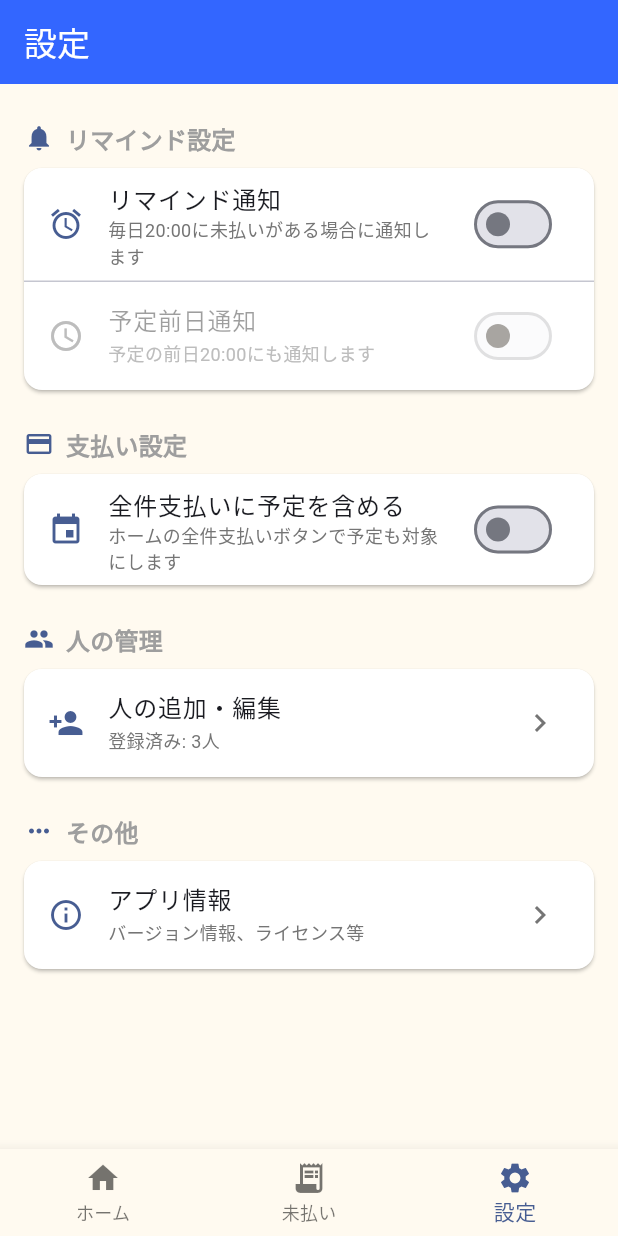
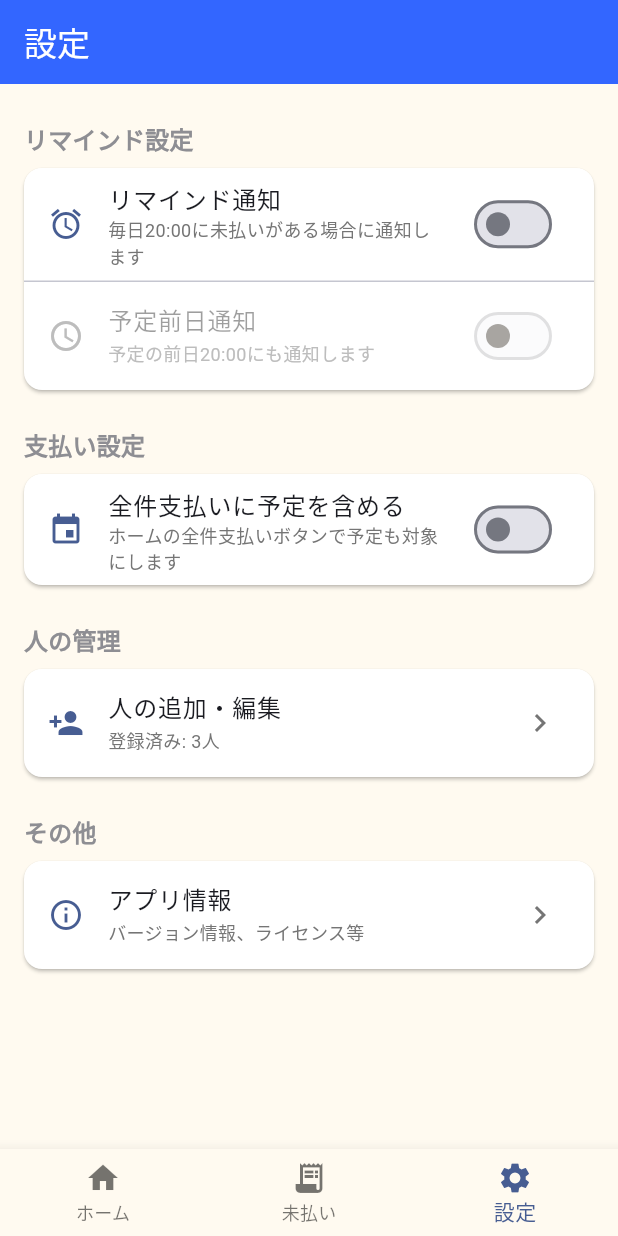
Before and after one commit to N-plus/PaymentCalendar, a Flutter app: the screen it shows after launch, item 3 of the bottom bar chosen, on a phone screen of 412 x 824 dp. Run offline on Flutter 3.47's test engine with Material 3 defaults, Android fonts, the phone set to English and light mode, and no system bars; our stand-ins replace flutter_local_notifications, flutter_riverpod, image_picker, timezone.

Commit message:
Adjust settings section styling

```diff
--- a/lib/screens/settings/settings_screen.dart
+++ b/lib/screens/settings/settings_screen.dart
@@ -30,7 +30,6 @@ class SettingsScreen extends ConsumerWidget {
         children: [
           _SettingsSection(
             title: 'リマインド設定',
-            icon: Icons.notifications,
             children: [
               _SettingsSwitchTile(
                 title: 'リマインド通知',
@@ -68,7 +67,6 @@ class SettingsScreen extends ConsumerWidget {
           ),
           _SettingsSection(
             title: '支払い設定',
-            icon: Icons.payment,
             children: [
               _SettingsSwitchTile(
                 title: '全件支払いに予定を含める',
@@ -83,7 +81,6 @@ class SettingsScreen extends ConsumerWidget {
           ),
           _SettingsSection(
             title: '人の管理',
-            icon: Icons.people,
             children: [
               _SettingsListTile(
                 title: '人の追加・編集',
@@ -101,7 +98,6 @@ class SettingsScreen extends ConsumerWidget {
           ),
           _SettingsSection(
             title: 'その他',
-            icon: Icons.more_horiz,
             children: [
               _SettingsListTile(
                 title: 'アプリ情報',
@@ -135,12 +131,10 @@ class _SettingsSection extends StatelessWidget {
   const _SettingsSection({
     required this.title,
     required this.children,
-    this.icon,
   });
 
   final String title;
   final List<Widget> children;
-  final IconData? icon;
 
   @override
   Widget build(BuildContext context) {
@@ -149,20 +143,12 @@ class _SettingsSection extends StatelessWidget {
       children: [
         Padding(
           padding: const EdgeInsets.fromLTRB(16, 24, 16, 8),
-          child: Row(
-            children: [
-              if (icon != null) ...[
-                Icon(icon, size: 20, color: Theme.of(context).colorScheme.primary),
-                const SizedBox(width: 8),
-              ],
-              Text(
-                title,
-                style: Theme.of(context).textTheme.titleMedium?.copyWith(
-                      fontWeight: FontWeight.w600,
-                      color: const Color(0xFF9E9E9E),
-                    ),
-              ),
-            ],
+          child: Text(
+            title,
+            style: Theme.of(context).textTheme.titleMedium?.copyWith(
+                  fontWeight: FontWeight.w600,
+                  color: const Color(0xFF8E8E93),
+                ),
           ),
         ),
         Card(
```
